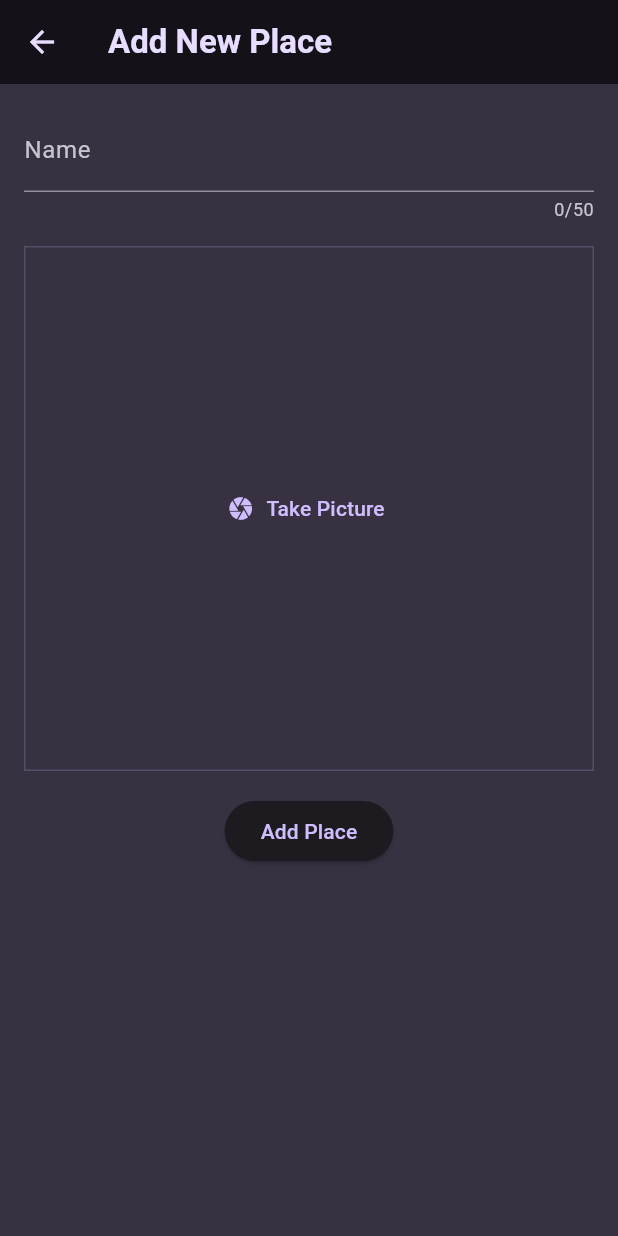
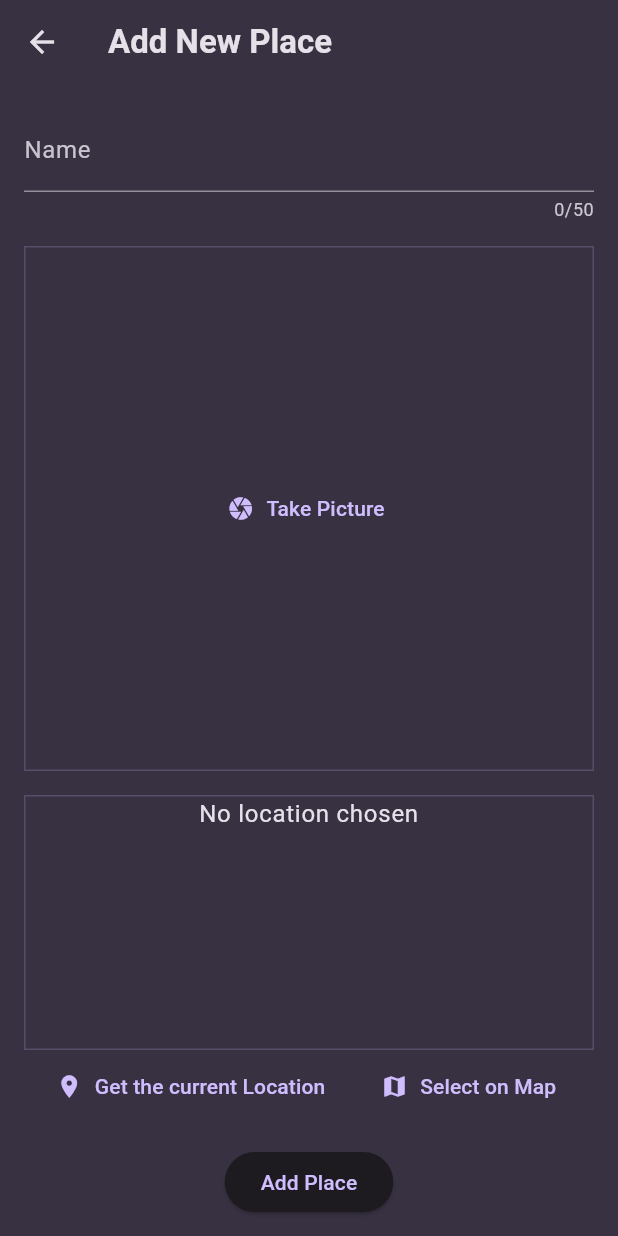
Before and after one commit to prabeshkunwar12/favorite_places_app, a Flutter app: the AddNewPlacesScreen screen opened directly, on a phone screen of 412 x 824 dp. Run offline on Flutter 3.47's test engine with Material 3 defaults, Android fonts, the phone set to English and light mode, and no system bars; our stand-ins replace flutter_riverpod, google_fonts, image_picker.

Commit message:
corrected the theme

```diff
--- a/lib/main.dart
+++ b/lib/main.dart
@@ -7,36 +7,21 @@ import 'package:google_fonts/google_fonts.dart';
 final colorScheme = ColorScheme.fromSeed(
   brightness: Brightness.dark,
   seedColor: const Color.fromARGB(255, 102, 6, 247),
-  onSurface: const Color.fromARGB(255, 56, 49, 66),
+  surface: const Color.fromARGB(255, 56, 49, 66),
 );
 
 final theme = ThemeData().copyWith(
-  scaffoldBackgroundColor: colorScheme.onSurface,
-  appBarTheme: const AppBarTheme().copyWith(
-    foregroundColor: colorScheme.onPrimaryContainer,
-  ),
+  scaffoldBackgroundColor: colorScheme.surface,
   colorScheme: colorScheme,
   textTheme: GoogleFonts.ubuntuCondensedTextTheme().copyWith(
     titleSmall: GoogleFonts.ubuntuCondensed(
       fontWeight: FontWeight.bold,
-      color: colorScheme.onPrimaryContainer,
     ),
     titleMedium: GoogleFonts.ubuntuCondensed(
       fontWeight: FontWeight.bold,
-      color: colorScheme.onPrimaryContainer,
     ),
     titleLarge: GoogleFonts.ubuntuCondensed(
       fontWeight: FontWeight.bold,
-      color: colorScheme.onPrimaryContainer,
-    ),
-    bodySmall: GoogleFonts.ubuntuCondensed(
-      color: colorScheme.onPrimaryContainer,
-    ),
-    bodyMedium: GoogleFonts.ubuntuCondensed(
-      color: colorScheme.onPrimaryContainer,
-    ),
-    bodyLarge: GoogleFonts.ubuntuCondensed(
-      color: colorScheme.onPrimaryContainer,
     ),
   ),
 );
--- a/lib/screens/add_new_places_screen.dart
+++ b/lib/screens/add_new_places_screen.dart
@@ -3,6 +3,7 @@ import 'dart:io';
 import 'package:favorite_places_app/models/place.dart';
 import 'package:favorite_places_app/providers/favorite_places_provider.dart';
 import 'package:favorite_places_app/widgets/image_input.dart';
+import 'package:favorite_places_app/widgets/location_input.dart';
 import 'package:flutter/material.dart';
 import 'package:flutter_riverpod/flutter_riverpod.dart';
 
@@ -74,6 +75,10 @@ class _AddNewPlacesScreenState extends ConsumerState<AddNewPlacesScreen> {
                 const SizedBox(
                   height: 16,
                 ),
+                const LocationInput(),
+                const SizedBox(
+                  height: 16,
+                ),
                 Row(
                   mainAxisAlignment: MainAxisAlignment.center,
                   children: [
--- /dev/null
+++ b/lib/widgets/location_input.dart
@@ -0,0 +1,52 @@
+import 'package:flutter/material.dart';
+
+class LocationInput extends StatefulWidget {
+  const LocationInput({super.key});
+
+  @override
+  State<LocationInput> createState() {
+    return _LocationInputState();
+  }
+}
+
+class _LocationInputState extends State<LocationInput> {
+  @override
+  Widget build(BuildContext context) {
+    return Column(
+      children: [
+        Container(
+          height: 170,
+          width: double.infinity,
+          decoration: BoxDecoration(
+            border: Border.all(
+              width: 1,
+              color: Theme.of(context).colorScheme.primary.withOpacity(0.2),
+            ),
+          ),
+          child: Text(
+            'No location chosen',
+            textAlign: TextAlign.center,
+            style: Theme.of(context).textTheme.bodyLarge!.copyWith(
+                  color: Theme.of(context).colorScheme.onSurface,
+                ),
+          ),
+        ),
+        Row(
+          mainAxisAlignment: MainAxisAlignment.spaceEvenly,
+          children: [
+            TextButton.icon(
+              onPressed: () {},
+              icon: const Icon(Icons.location_on),
+              label: const Text('Get the current Location'),
+            ),
+            TextButton.icon(
+              onPressed: () {},
+              icon: const Icon(Icons.map),
+              label: const Text('Select on Map'),
+            ),
+          ],
+        ),
+      ],
+    );
+  }
+}
```
